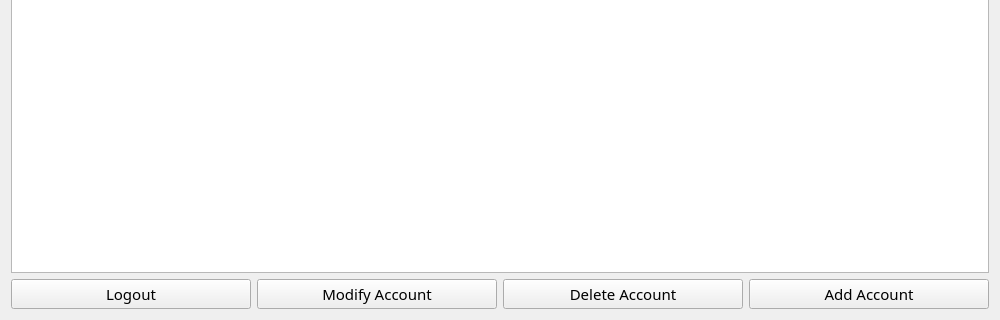
ApostolisTs/PasswordManager, file ui/accounts.ui: the form before one commit; both pictures show x 0 to 1000 and y 180 to 500 of the 1000 by 500 pixel window.
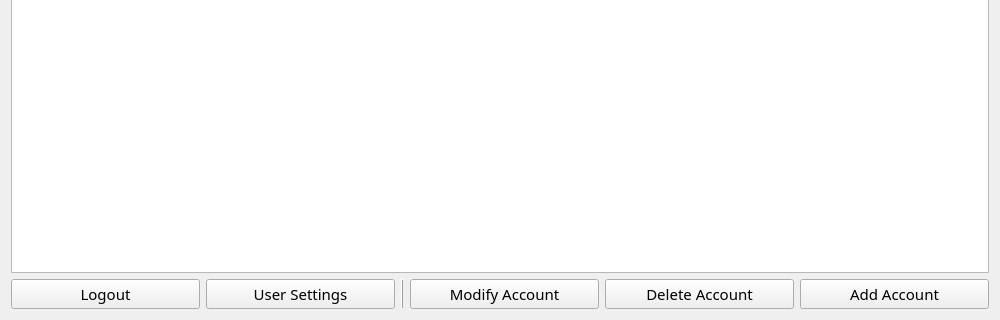
The form after the commit.

Commit message:
Add user settings button to accounts page. By clicking it the user can change the username and the password from which they log in to the app.
Add add_accounts_page.ui.
Add account button in accounts page now opens a form to add an account.
Accounts page refreshes every time the user changes their username or
password.

Patch:
```diff
--- a/ui/accounts.ui
+++ b/ui/accounts.ui
@@ -151,6 +151,28 @@
        </property>
       </widget>
      </item>
+     <item>
+      <widget class="QPushButton" name="user_settings_button">
+       <property name="font">
+        <font>
+         <pointsize>11</pointsize>
+        </font>
+       </property>
+       <property name="text">
+        <string>User Settings</string>
+       </property>
+      </widget>
+     </item>
+     <item>
+      <widget class="Line" name="line_2">
+       <property name="frameShadow">
+        <enum>QFrame::Raised</enum>
+       </property>
+       <property name="orientation">
+        <enum>Qt::Vertical</enum>
+       </property>
+      </widget>
+     </item>
      <item>
       <widget class="QPushButton" name="modify_button">
        <property name="font">
```
The commit also changes 6 other files.
